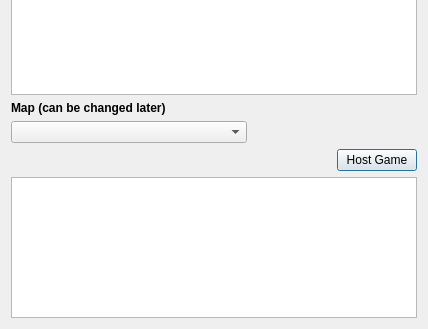
Above: res/games/host.ui from FAForever/client before the change; both pictures show x 0 to 428 and y 163 to 492 of the 428 by 492 pixel window. Below: the same form after it.
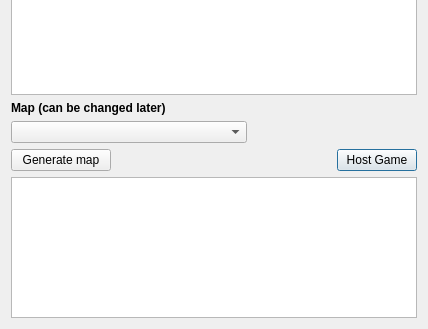
That is the form after the change.

Patch:
```diff
--- a/res/games/host.ui
+++ b/res/games/host.ui
@@ -241,6 +241,19 @@
      </property>
     </widget>
    </item>
+   <item row="7" column="0">
+    <widget class="QPushButton" name="generateButton">
+     <property name="maximumSize">
+      <size>
+       <width>100</width>
+       <height>16777215</height>
+      </size>
+     </property>
+     <property name="text">
+      <string>Generate map</string>
+     </property>
+    </widget>
+   </item>
   </layout>
   <zorder>label</zorder>
   <zorder>titleEdit</zorder>
```
Left out of the diff: 1 changed line with no effect on the pictures.
